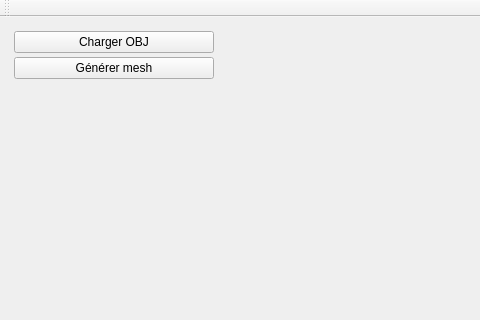
Qt form starterLight/mainwindow.ui (DARRIGOValentin/G-n-ration_de_terrain) before a commit; both pictures show x 0 to 480 and y 0 to 320 of the 632 by 408 pixel window.
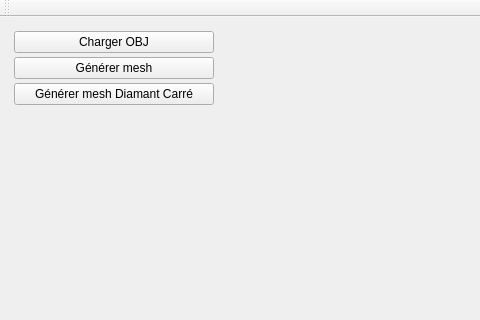
The same form after that commit. Custom widgets are drawn as their Qt base class.

Commit message: added diamant carre

```diff
--- a/starterLight/mainwindow.ui
+++ b/starterLight/mainwindow.ui
@@ -65,6 +65,13 @@
          </property>
         </widget>
        </item>
+       <item>
+        <widget class="QPushButton" name="pushButton_DiamantCarre">
+         <property name="text">
+          <string>Générer mesh Diamant Carré</string>
+         </property>
+        </widget>
+       </item>
        <item>
         <spacer name="verticalSpacer">
          <property name="orientation">
```
The commit also changes 4 other files.
